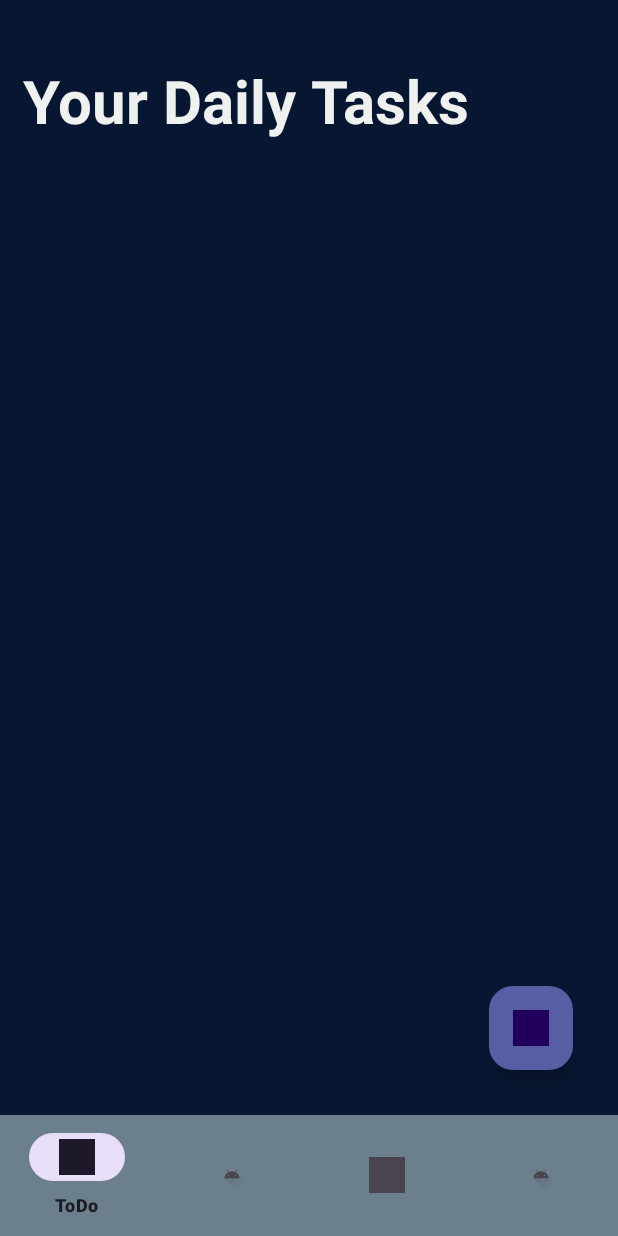
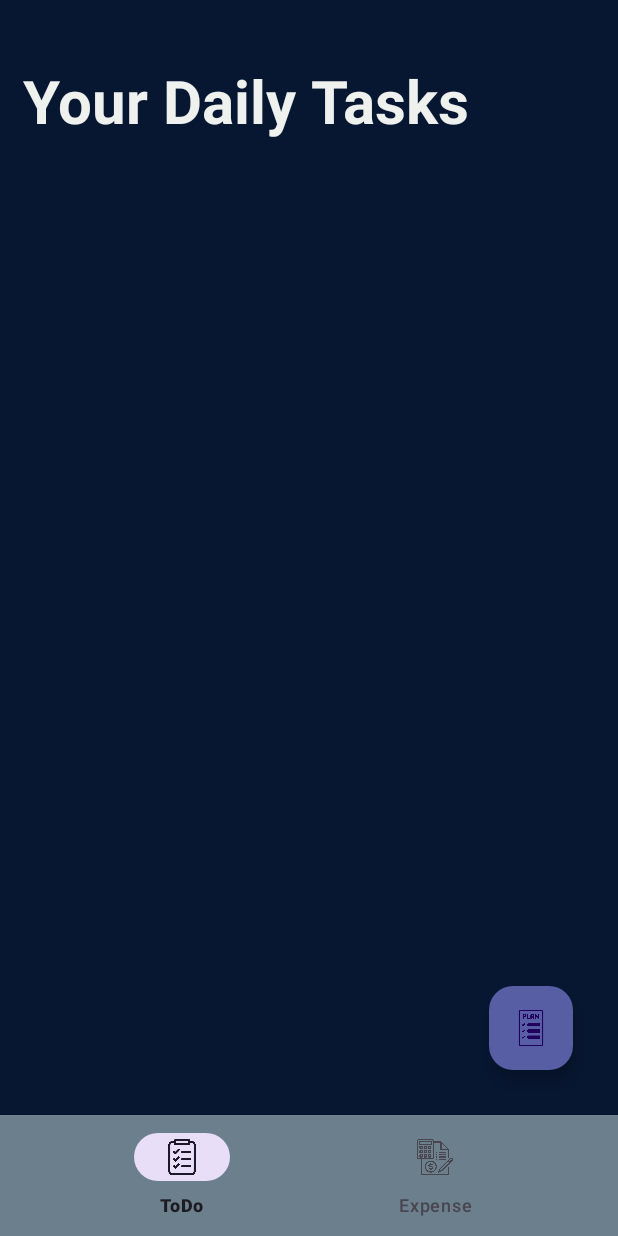
Before and after one commit to shrawosymodak/Software_Project, an Android app: the TodoFragment screen opened directly, with no data from a screen before it, on a phone screen of 412 x 824 dp. Run offline under Robolectric (Android 15) with nearby library versions, the phone set to English and light mode, and no system bars; our stand-ins replace Firebase (no records; nobody signed in at launch, a user with empty details on screens opened directly), Room's generated code; 1 statement that could not run was skipped.

```diff
--- /dev/null
+++ b/app/src/main/java/com/example/myapplication/expenseFactory/Items.java
@@ -0,0 +1,6 @@
+package com.example.myapplication.expenseFactory;
+
+public interface Items {
+    public void setItemName();
+    public String getItemName();
+}
--- a/app/src/main/res/layout/fragment_todo.xml
+++ b/app/src/main/res/layout/fragment_todo.xml
@@ -44,7 +44,7 @@
         android:layout_gravity="bottom|right"
         android:layout_margin="30dp"
         android:backgroundTint="#575ea3"
-        android:src="@drawable/ic_launcher_background"
+        android:src="@drawable/planning"
 
 
 
--- a/app/src/main/res/menu/bottom_menu.xml
+++ b/app/src/main/res/menu/bottom_menu.xml
@@ -5,24 +5,12 @@
         android:id="@+id/todo"
         android:layout_width="wrap_content"
         android:layout_height="wrap_content"
-        android:icon="@drawable/ic_launcher_background"
+        android:icon="@drawable/todoicon"
         android:title="ToDo" />
-    <item
-        android:id="@+id/habit"
-        android:layout_width="wrap_content"
-        android:layout_height="wrap_content"
-        android:icon="@drawable/ic_launcher_foreground"
-        android:title="Habit" />
-    <item
-        android:id="@+id/progress"
-        android:layout_width="wrap_content"
-        android:layout_height="wrap_content"
-        android:icon="@drawable/ic_launcher_background"
-        android:title="Progress" />
     <item
         android:id="@+id/expense"
         android:layout_width="wrap_content"
         android:layout_height="wrap_content"
-        android:icon="@drawable/ic_launcher_foreground"
+        android:icon="@drawable/accounting"
         android:title="Expense" />
 </menu>
```
Also changed, not shown: app/src/main/java/com/example/myapplication/expenseFactory/Bills.java (added, +15 -0 lines), app/src/main/java/com/example/myapplication/expenseFactory/Foods.java (added, +15 -0 lines), app/src/main/java/com/example/myapplication/expenseFactory/Groceries.java (added, +15 -0 lines), app/src/main/java/com/example/myapplication/expenseFactory/ItemsFactory.java (added, +37 -0 lines), app/src/main/java/com/example/myapplication/expenseFactory/Miscellaneous.java (added, +15 -0 lines), app/src/main/java/com/example/myapplication/expenseFactory/Shopping.java (added, +15 -0 lines), app/src/main/java/com/example/myapplication/expenseFactory/Transport.java (added, +15 -0 lines), app/src/main/java/com/example/myapplication/mainfragment/expenseFragment.java (+28 -6 lines), app/src/main/res/drawable/accounting.png (added), app/src/main/res/drawable/planning.png (added), app/src/main/res/drawable/todoicon.png (added).
